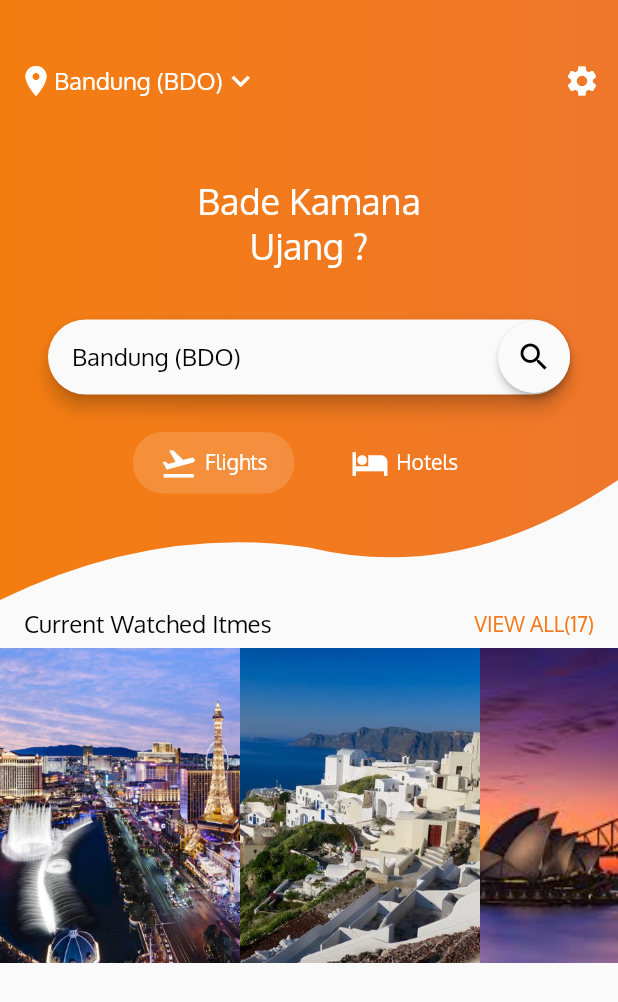
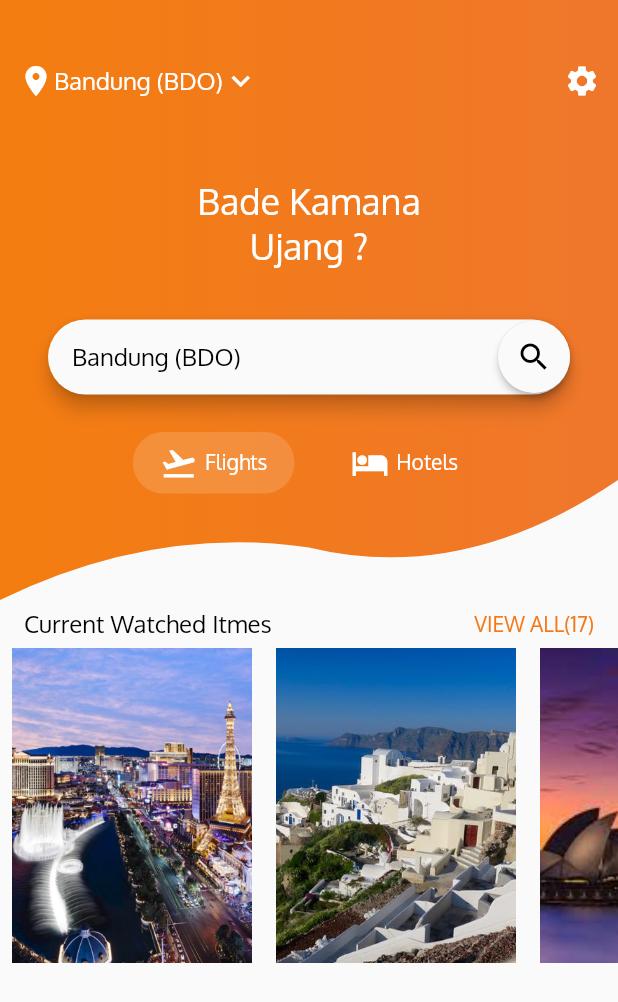
Before and after one commit to Nanra/flutter-tickets-app, a Flutter app: the screen it shows after launch, on a phone screen of 412 x 824 dp. Shown: the top 1002 px of the screen. Run offline on Flutter 3.47's test engine with Material 2 defaults, Android fonts, the phone set to English and light mode, and no system bars.

Commit message:
:tada: Initial commit :tada:

```diff
--- a/lib/main.dart
+++ b/lib/main.dart
@@ -287,7 +287,9 @@ class CityCard extends StatelessWidget {
 
   @override
   Widget build(BuildContext context) {
-    return Stack(
+    return Padding(
+      padding: const EdgeInsets.symmetric(horizontal: 8.0),
+      child: Stack(
         children: <Widget>[
           Container(
             height: 210.0,
@@ -295,6 +297,7 @@ class CityCard extends StatelessWidget {
             child: Image.asset(imagePath, fit: BoxFit.cover,),
           )
         ],
+      ),
     );
   }
 }
```
Also changed, not shown: 1 other file. Lines whose indentation alone changed are shown as unchanged.
